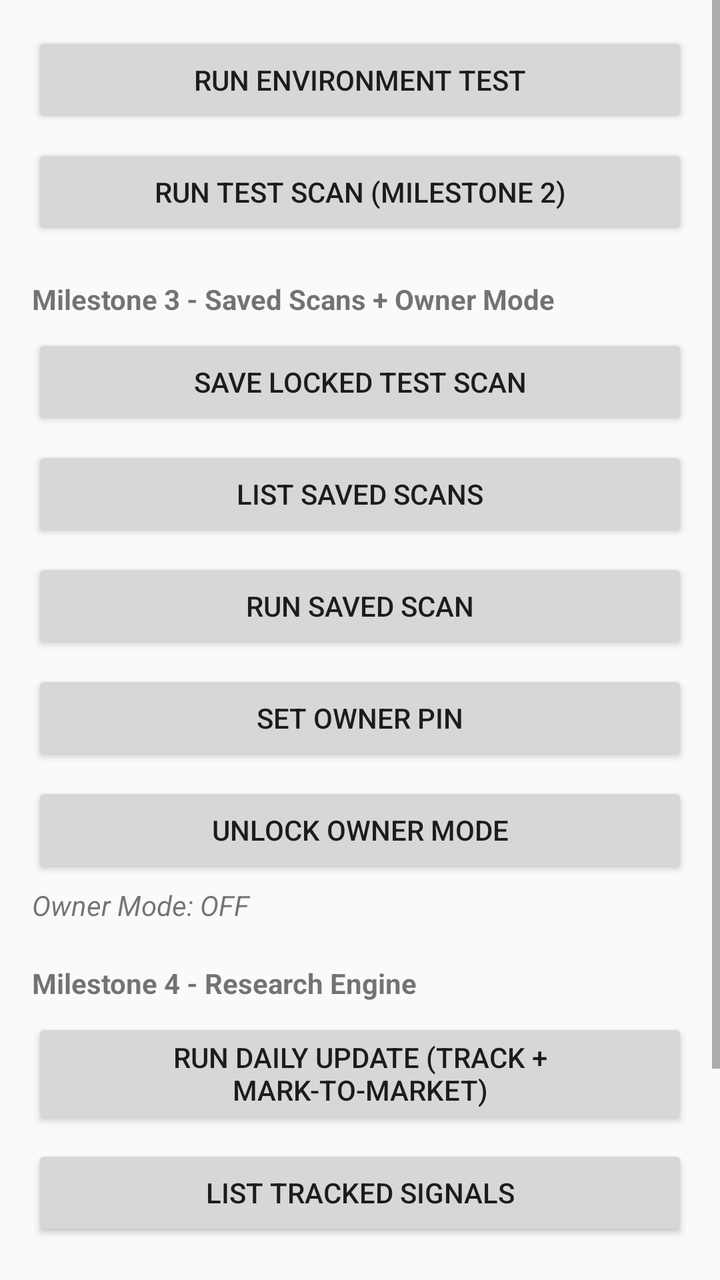
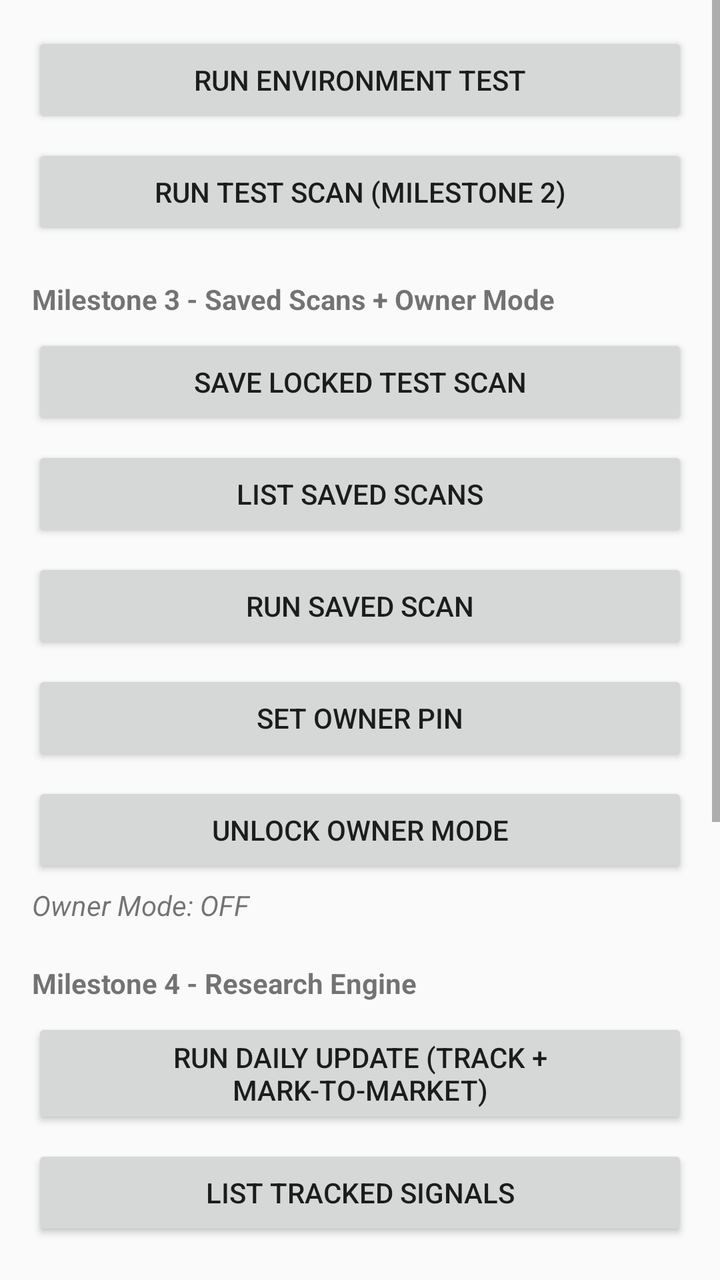

Screens rendered from an Android XML layout before and after an edit, with the pre-edit source and the edit as a unified diff.
<!-- AndroidManifest.xml: application theme Theme.AppCompat.DayNight -->
<!-- res/layout/activity_main.xml -->
<?xml version="1.0" encoding="utf-8"?>
<ScrollView xmlns:android="http://schemas.android.com/apk/res/android"
    android:layout_width="match_parent"
    android:layout_height="match_parent">

    <LinearLayout
        android:orientation="vertical"
        android:layout_width="match_parent"
        android:layout_height="wrap_content"
        android:padding="16dp">

        <Button
            android:id="@+id/runTestButton"
            android:layout_width="match_parent"
            android:layout_height="wrap_content"
            android:text="Run Environment Test" />

        <Button
            android:id="@+id/runScanButton"
            android:layout_width="match_parent"
            android:layout_height="wrap_content"
            android:layout_marginTop="8dp"
            android:text="Run Test Scan (Milestone 2)" />

        <TextView
            android:layout_width="match_parent"
            android:layout_height="wrap_content"
            android:layout_marginTop="20dp"
            android:textStyle="bold"
            android:text="Milestone 3 - Saved Scans + Owner Mode" />

        <Button
            android:id="@+id/saveLockedScanButton"
            android:layout_width="match_parent"
            android:layout_height="wrap_content"
            android:layout_marginTop="8dp"
            android:text="Save Locked Test Scan" />

        <Button
            android:id="@+id/listScansButton"
            android:layout_width="match_parent"
            android:layout_height="wrap_content"
            android:layout_marginTop="8dp"
            android:text="List Saved Scans" />

        <Button
            android:id="@+id/runSavedScanButton"
            android:layout_width="match_parent"
            android:layout_height="wrap_content"
            android:layout_marginTop="8dp"
            android:text="Run Saved Scan" />

        <Button
            android:id="@+id/setPinButton"
            android:layout_width="match_parent"
            android:layout_height="wrap_content"
            android:layout_marginTop="8dp"
            android:text="Set Owner PIN" />

        <Button
            android:id="@+id/ownerModeButton"
            android:layout_width="match_parent"
            android:layout_height="wrap_content"
            android:layout_marginTop="8dp"
            android:text="Unlock Owner Mode" />

        <TextView
            android:id="@+id/ownerModeStatus"
            android:layout_width="match_parent"
            android:layout_height="wrap_content"
            android:layout_marginTop="4dp"
            android:textStyle="italic"
            android:text="Owner Mode: OFF" />

        <TextView
            android:layout_width="match_parent"
            android:layout_height="wrap_content"
            android:layout_marginTop="20dp"
            android:textStyle="bold"
            android:text="Milestone 4 - Research Engine" />

        <Button
            android:id="@+id/dailyUpdateButton"
            android:layout_width="match_parent"
            android:layout_height="wrap_content"
            android:layout_marginTop="8dp"
            android:text="Run Daily Update (Track + Mark-to-Market)" />

        <Button
            android:id="@+id/listSignalsButton"
            android:layout_width="match_parent"
            android:layout_height="wrap_content"
            android:layout_marginTop="8dp"
            android:text="List Tracked Signals" />

        <TextView
            android:layout_width="match_parent"
            android:layout_height="wrap_content"
            android:layout_marginTop="20dp"
            android:textStyle="bold"
            android:text="Milestone 5 - Rating Engine" />

        <Button
            android:id="@+id/showRatingButton"
            android:layout_width="match_parent"
            android:layout_height="wrap_content"
            android:layout_marginTop="8dp"
            android:text="Show Scan Rating" />

        <TextView
            android:id="@+id/resultText"
            android:layout_width="match_parent"
            android:layout_height="wrap_content"
            android:layout_marginTop="16dp"
            android:fontFamily="monospace"
            android:textIsSelectable="true"
            android:text="Tap a button above to test the app." />

    </LinearLayout>

</ScrollView>
<!-- resources referenced by this layout -->
<resources>

</resources>

<!-- the commit's change to res/layout/activity_main.xml (unified diff, before → after) -->
@@ -108,6 +108,42 @@
             android:text="Show Scan Rating" />
 
         <TextView
+            android:layout_width="match_parent"
+            android:layout_height="wrap_content"
+            android:layout_marginTop="20dp"
+            android:textStyle="bold"
+            android:text="Milestone 6 - Background Automation" />
+
+        <Button
+            android:id="@+id/scheduleAutoUpdateButton"
+            android:layout_width="match_parent"
+            android:layout_height="wrap_content"
+            android:layout_marginTop="8dp"
+            android:text="Schedule Daily Auto-Update" />
+
+        <Button
+            android:id="@+id/cancelAutoUpdateButton"
+            android:layout_width="match_parent"
+            android:layout_height="wrap_content"
+            android:layout_marginTop="8dp"
+            android:text="Cancel Daily Auto-Update" />
+
+        <Button
+            android:id="@+id/testWorkerNowButton"
+            android:layout_width="match_parent"
+            android:layout_height="wrap_content"
+            android:layout_marginTop="8dp"
+            android:text="Test: Run Update via WorkManager Now" />
+
+        <TextView
+            android:id="@+id/autoUpdateStatus"
+            android:layout_width="match_parent"
+            android:layout_height="wrap_content"
+            android:layout_marginTop="4dp"
+            android:textStyle="italic"
+            android:text="Auto-Update: not scheduled" />
+
+        <TextView
             android:id="@+id/resultText"
             android:layout_width="match_parent"
             android:layout_height="wrap_content"
